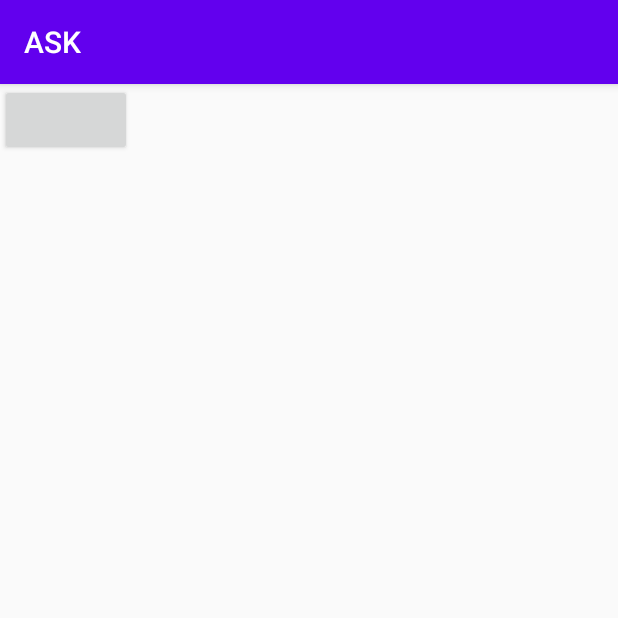
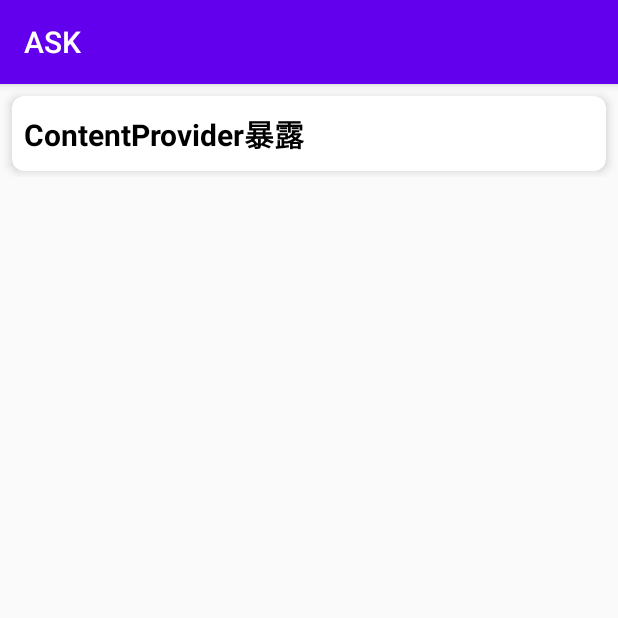
Before and after one commit to xiaoleiHou214/ASK, an Android app: the fragment ExposedComponents shown on its own in the app's theme, on a phone screen of 412 x 824 dp, the top half of it. Run offline under Robolectric (Android 15) with nearby library versions, the phone set to English and light mode, and no system bars.

Commit message:
update exposed_components.xml

```diff
--- a/app/src/main/res/layout/exposed_components.xml
+++ b/app/src/main/res/layout/exposed_components.xml
@@ -4,9 +4,10 @@
     android:layout_height="match_parent"
     android:orientation="vertical">
 
-    <Button
-        android:id="@+id/open"
-        android:layout_width="wrap_content"
-        android:layout_height="wrap_content"/>
+    <ListView
+        android:id="@+id/list_item"
+        android:layout_width="match_parent"
+        android:layout_height="wrap_content"
+        android:divider="@null" />
 
 </LinearLayout>
```
